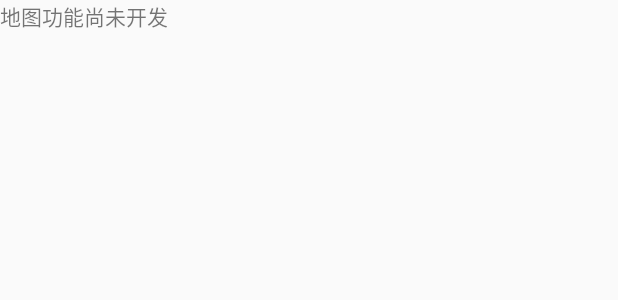
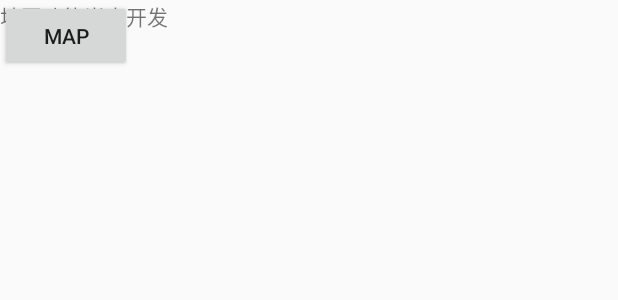
Before and after one commit to nightmorning0/Software-Engineering-Homework, an Android app: the layout fragment_map.xml on its own in the app's theme, with its tools: preview values and no code run, on a phone screen of 412 x 824 dp. Shown: the top 300 px of the screen. Run offline under Robolectric (Android 15) with nearby library versions, the phone set to English and light mode, and no system bars; network calls fail; Roboto replaces fonts that are not available here.

Commit message:
Update fragment_map.xml

```diff
--- a/xjtuhelper/app/src/main/res/layout/fragment_map.xml
+++ b/xjtuhelper/app/src/main/res/layout/fragment_map.xml
@@ -9,5 +9,11 @@
         android:layout_width="match_parent"
         android:layout_height="match_parent"
         android:text="地图功能尚未开发" />
+    <Button
+        android:id="@+id/bt4"
+        android:layout_width="wrap_content"
+        android:layout_height="wrap_content"
+        android:onClick="MapAcitvity"
+        android:text="Map" />
 
 </FrameLayout>
```
